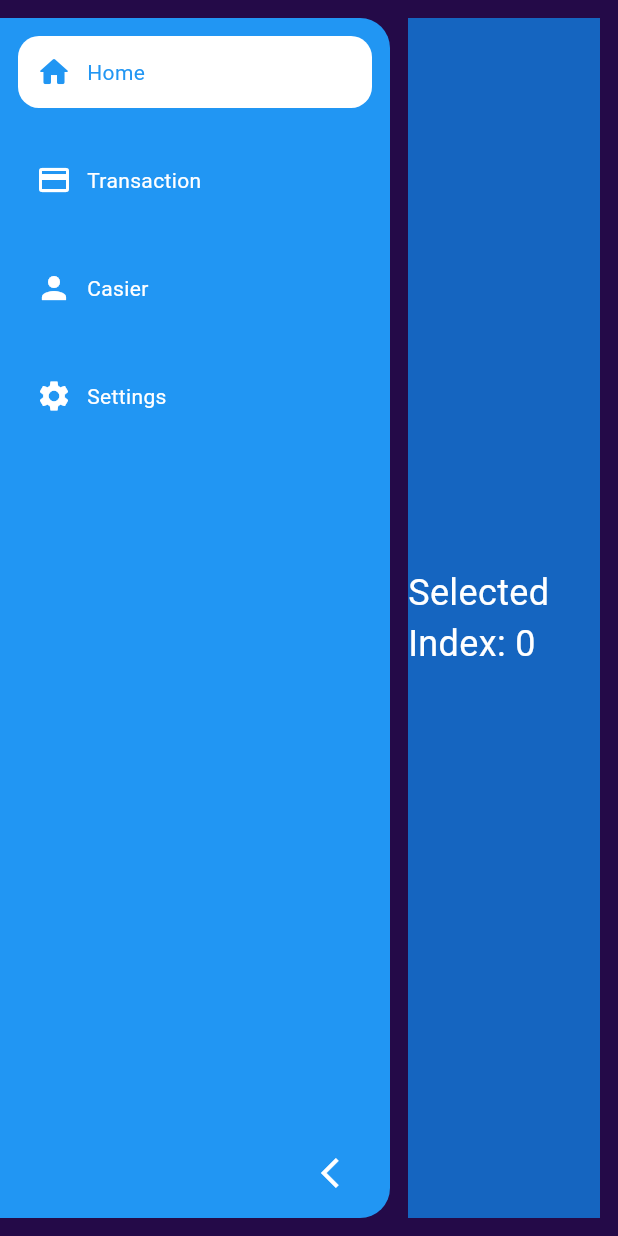
After one commit to IdirBelmokhtar/cashier_app, a Flutter app: the HomeDesktopView screen opened directly, after a tap on the "arrow forward ios" icon, on a phone screen of 412 x 824 dp. The commit adds this screen. Run offline on Flutter 3.47's test engine with Material 3 defaults, Android fonts, the phone set to English and light mode, and no system bars; our stand-ins replace get.

Commit message:
ISB-744 create folders and files + create sidebare for desktop app

```diff
--- /dev/null
+++ b/lib/app/modules/home/controllers/home_controller.dart
@@ -0,0 +1,29 @@
+import 'package:get/get.dart';
+
+class HomeController extends GetxController {
+  var selectedIndex = 0.obs;
+
+  void selectIndex(int index) {
+    selectedIndex.value = index;
+  }
+
+  var isSideBarOpen = false.obs;
+
+  @override
+  void onInit() {
+    // TODO: implement onInit
+    super.onInit();
+  }
+
+  @override
+  void onReady() {
+    // TODO: implement onReady
+    super.onReady();
+  }
+
+  @override
+  void onClose() {
+    // TODO: implement onClose
+    super.onClose();
+  }
+}
--- /dev/null
+++ b/lib/app/modules/home/home_view.dart
@@ -0,0 +1,34 @@
+import 'package:cashier_app/app/modules/home/views/home_desktop_view.dart';
+import 'package:cashier_app/app/modules/home/views/home_tablet_view.dart';
+import 'package:cashier_app/app/modules/home/views/home_phone_view.dart';
+import 'package:cashier_app/app/modules/home/views/home_watch_view.dart';
+import 'package:flutter/src/widgets/framework.dart';
+import 'package:get/get.dart';
+
+class HomeResponsiveView extends GetResponsiveView {
+  HomeResponsiveView({super.key});
+
+  @override
+  Widget? desktop() {
+    // TODO: implement desktop
+    return HomeDesktopView();
+  }
+
+  @override
+  Widget? tablet() {
+    // TODO: implement tablet
+    return HomeTabletView();
+  }
+
+  @override
+  Widget? phone() {
+    // TODO: implement phone
+    return HomePhoneView();
+  }
+
+  @override
+  Widget? watch() {
+    // TODO: implement watch
+    return HomeWatchView();
+  }
+}
--- /dev/null
+++ b/lib/app/modules/home/views/home_desktop_view.dart
@@ -0,0 +1,50 @@
+import 'package:cashier_app/app/modules/cashier/cashier_view.dart';
+import 'package:cashier_app/app/modules/home/controllers/home_controller.dart';
+import 'package:cashier_app/app/modules/home/views/widgets/sidebar_container.dart';
+import 'package:flutter/material.dart';
+import 'package:flutter/src/widgets/framework.dart';
+import 'package:get/get.dart';
+
+class HomeDesktopView extends GetView<HomeController> {
+  const HomeDesktopView({super.key});
+
+  @override
+  Widget build(BuildContext context) {
+    return Scaffold(
+      backgroundColor: Color.fromARGB(255, 36, 10, 72),
+      body: Row(
+        children: [
+          SidebarContainer(),
+          Expanded(
+            child: Obx(
+              () {
+                return controller.selectedIndex.value == 0
+                    ? showIndex(controller.selectedIndex.value)
+                    : controller.selectedIndex.value == 1
+                        ? showIndex(controller.selectedIndex.value)
+                        : controller.selectedIndex.value == 2
+                            ? CashierView()
+                            : controller.selectedIndex.value == 3
+                                ? showIndex(controller.selectedIndex.value)
+                                : showIndex(controller.selectedIndex.value);
+              },
+            ),
+          ),
+          // Obx(() { controller.selectedIndex.value == 0 ? CashierView() : controller.selectedIndex.value == 1 ? CashierView() : CashierView()};),
+        ],
+      ),
+    );
+  }
+}
+Widget showIndex(int index) {
+  return Container(
+    margin: EdgeInsets.all(12.0),
+    color: Colors.blue[800],
+    child: Center(
+      child: Text(
+        'Selected Index: $index',
+        style: TextStyle(color: Colors.white, fontSize: 24),
+      ),
+    ),
+  );
+}
--- /dev/null
+++ b/lib/app/modules/home/views/widgets/sidebar_container.dart
@@ -0,0 +1,112 @@
+import 'package:cashier_app/app/modules/home/controllers/home_controller.dart';
+import 'package:flutter/src/widgets/framework.dart';
+import 'package:flutter/material.dart';
+import 'package:get/get.dart';
+
+class SidebarContainer extends GetView<HomeController> {
+  const SidebarContainer({super.key});
+
+  @override
+  Widget build(BuildContext context) {
+    return Obx(() => AnimatedContainer(
+          duration: Duration(milliseconds: 260),
+          width: controller.isSideBarOpen.value ? 260 : 72,
+          margin: EdgeInsets.symmetric(vertical: 12.0),
+          decoration: BoxDecoration(
+            color: Colors.blue,
+            borderRadius: BorderRadius.only(
+              topRight: Radius.circular(20.0),
+              bottomRight: Radius.circular(20.0),
+            ),
+          ),
+          child: Column(
+            mainAxisAlignment: MainAxisAlignment.start,
+            children: [
+              buildNavItem(
+                icon: Icons.home_rounded,
+                label: 'Home',
+                index: 0,
+                controller: controller,
+              ),
+              buildNavItem(
+                icon: Icons.credit_card,
+                label: 'Transaction',
+                index: 1,
+                controller: controller,
+              ),
+              buildNavItem(
+                icon: Icons.person,
+                label: 'Casier',
+                index: 2,
+                controller: controller,
+              ),
+              buildNavItem(
+                icon: Icons.settings,
+                label: 'Settings',
+                index: 3,
+                controller: controller,
+              ),
+              Spacer(),
+              GestureDetector(
+                onTap: () => controller.isSideBarOpen.value =
+                    !controller.isSideBarOpen.value,
+                child: Row(
+                  children: [
+                    Spacer(),
+                    Icon(
+                      !controller.isSideBarOpen.value
+                          ? Icons.arrow_forward_ios
+                          : Icons.arrow_back_ios,
+                      color: Colors.white,
+                    ),
+                    SizedBox(width: 22.0),
+                  ],
+                ),
+              ),
+              SizedBox(height: 18.0),
+            ],
+          ),
+        ));
+  }
+}
+
+Widget buildNavItem({
+  required IconData icon,
+  required String label,
+  required int index,
+  required HomeController controller,
+}) {
+  return GestureDetector(
+    onTap: () => controller.selectIndex(index),
+    child: Container(
+      margin: EdgeInsets.all(12.0),
+      padding: EdgeInsets.all(12.0),
+      decoration: BoxDecoration(
+        color: controller.selectedIndex.value == index
+            ? Colors.white
+            : Colors.blue,
+        borderRadius: BorderRadius.circular(14.0),
+      ),
+      child: Row(
+        children: [
+          Icon(
+            icon,
+            color: controller.selectedIndex.value == index
+                ? Colors.blue
+                : Colors.white,
+          ),
+          if (controller.isSideBarOpen.value) SizedBox(width: 10.0),
+          if (controller.isSideBarOpen.value)
+            Text(
+              label,
+              style: TextStyle(
+                color: controller.selectedIndex.value == index
+                    ? Colors.blue
+                    : Colors.white,
+              ),
+            ),
+        ],
+      ),
+    ),
+  );
+}
--- /dev/null
+++ b/lib/routes/app_pages.dart
@@ -0,0 +1,23 @@
+import 'package:cashier_app/app/modules/home/bindings/home_binding.dart';
+import 'package:cashier_app/app/modules/home/home_view.dart';
+import 'package:get/get.dart';
+
+part 'app_routes.dart';
+
+class AppPage {
+  AppPage._();
+  static const INITIAL = Routes.HOME;
+
+  static final routes = [
+    GetPage(
+      name: _Paths.HOME,
+      page: () => HomeResponsiveView(),
+      binding: HomeBinding(),
+    ),
+    // GetPage(
+    //   name: _Paths.CASHIER,
+    //   page: () => HomeResponsiveView(),
+    //   binding: HomeBinding(),
+    // ),
+  ];
+}
--- /dev/null
+++ b/lib/routes/app_routes.dart
@@ -0,0 +1,13 @@
+part of 'app_pages.dart';
+
+abstract class Routes {
+  Routes._();
+  static const HOME = _Paths.HOME;
+  // static const CASHIER = _Paths.CASHIER;
+}
+
+abstract class _Paths {
+  _Paths._();
+  static const HOME = '/home';
+  // static const CASHIER = '/cashier';
+}
```
Also changed, not shown: lib/app/modules/cashier/cashier_view.dart (added, +387 -0 lines), lib/app/modules/home/bindings/home_binding.dart (added, +12 -0 lines), lib/app/modules/home/views/home_phone_view.dart (added, +24 -0 lines), lib/app/modules/home/views/home_tablet_view.dart (added, +24 -0 lines), lib/app/modules/home/views/home_watch_view.dart (added, +24 -0 lines), lib/main.dart (+5 -2 lines), pubspec.yaml (+1 -6 lines), pubspec.lock.
